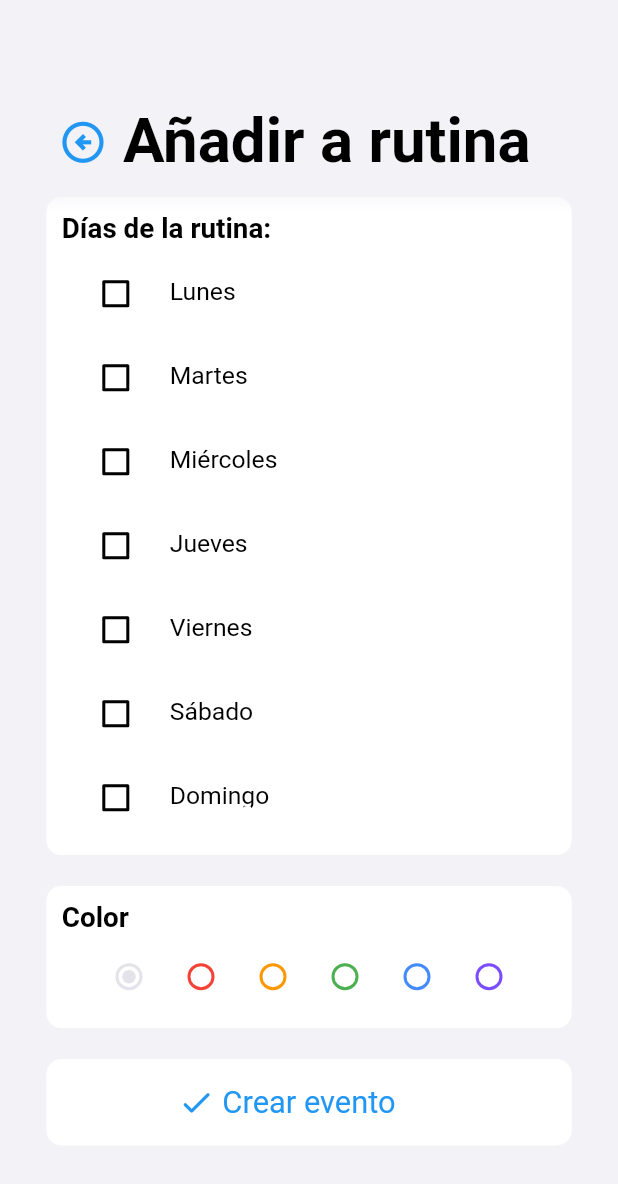
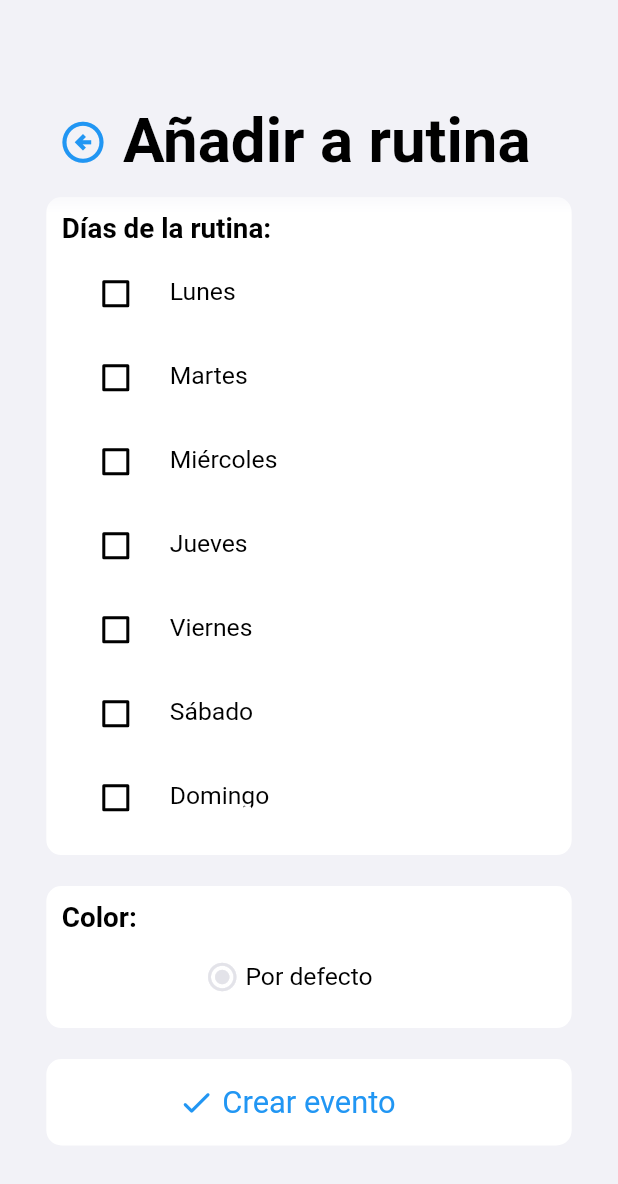
Before and after one commit to joaquinsolla/Simplex, a Flutter app: the AddRoutineElement screen opened by its route, scrolled down 561 dp, on a phone screen of 412 x 824 dp. Shown: the top 1184 px of the screen. Run offline on Flutter 3.47's test engine with Material 2 defaults, Android fonts, the phone set to English and light mode, and no system bars; our stand-ins replace bottom_navy_bar, cloud_firestore, firebase_auth, firebase_core, flutter_local_notifications, focused_menu and 4 more; accounts and stored records are empty.

Commit message:
Updated color picker

```diff
--- a/lib/pages/events/add_event.dart
+++ b/lib/pages/events/add_event.dart
@@ -452,7 +452,7 @@ class _AddEventState extends State<AddEvent> {
                   true
               ),
             ]),
-            if(!routineEvent) FormSeparator(),
+            FormSeparator(),
             if(!routineEvent) FormContainer([
               FormCustomField(
                   'Notificaciones',
@@ -634,7 +634,7 @@ class _AddEventState extends State<AddEvent> {
                   ],
                   true),
             ]),
-            FormSeparator(),
+            if(!routineEvent) FormSeparator(),
             MainButton(
                 Icons.check_rounded,
                 colorSpecialItem,
--- a/lib/pages/routines/add_routine_element.dart
+++ b/lib/pages/routines/add_routine_element.dart
@@ -382,18 +382,20 @@ class _AddRoutineElementState extends State<AddRoutineElement> {
             ]),
             FormSeparator(),
 
-            if(!isNote) FormContainer(
-                [FormCustomField(
-                    'Color',
-                    [Container(
-                      alignment: Alignment.center,
-                      child: Wrap(children: [
+            if(!isNote) FormContainer([
+              FormColorPicker(
+                  context,
+                  'Color:',
+                  'Color del evento:',
+                  eventColor,
+                  [
                     Theme(
                       data: Theme.of(context).copyWith(
                         unselectedWidgetColor: colorThirdBackground,
                         disabledColor: colorThirdBackground,
                       ),
-                            child: Radio(
+                      child: RadioListTile(
+                        title: Text('Por defecto', style: TextStyle(color: colorMainText),),
                         value: -1,
                         groupValue: eventColor,
                         activeColor: colorThirdBackground,
@@ -401,15 +403,17 @@ class _AddRoutineElementState extends State<AddRoutineElement> {
                           setState(() {
                             eventColor = val as int;
                           });
+                          Navigator.pop(context);
                         },
-                            )
+                      ),
                     ),
                     Theme(
                       data: Theme.of(context).copyWith(
                         unselectedWidgetColor: const Color(0xffF44336),
                         disabledColor: const Color(0xffF44336),
                       ),
-                          child: Radio(
+                      child: RadioListTile(
+                        title: Text('Rojo', style: TextStyle(color: colorMainText)),
                         value: 0xffF44336,
                         groupValue: eventColor,
                         activeColor: const Color(0xffF44336),
@@ -417,6 +421,7 @@ class _AddRoutineElementState extends State<AddRoutineElement> {
                           setState(() {
                             eventColor = val as int;
                           });
+                          Navigator.pop(context);
                         },
                       ),
                     ),
@@ -425,7 +430,8 @@ class _AddRoutineElementState extends State<AddRoutineElement> {
                         unselectedWidgetColor: const Color(0xffFF9800),
                         disabledColor: const Color(0xffFF9800),
                       ),
-                          child: Radio(
+                      child: RadioListTile(
+                        title: Text('Naranja', style: TextStyle(color: colorMainText)),
                         value: 0xffFF9800,
                         groupValue: eventColor,
                         activeColor: const Color(0xffFF9800),
@@ -433,6 +439,25 @@ class _AddRoutineElementState extends State<AddRoutineElement> {
                           setState(() {
                             eventColor = val as int;
                           });
+                          Navigator.pop(context);
+                        },
+                      ),
+                    ),
+                    Theme(
+                      data: Theme.of(context).copyWith(
+                        unselectedWidgetColor: const Color(0xffFFCC00),
+                        disabledColor: const Color(0xffFFCC00),
+                      ),
+                      child: RadioListTile(
+                        title: Text('Amarillo', style: TextStyle(color: colorMainText)),
+                        value: 0xffFFCC00,
+                        groupValue: eventColor,
+                        activeColor: const Color(0xffFFCC00),
+                        onChanged: (val) {
+                          setState(() {
+                            eventColor = val as int;
+                          });
+                          Navigator.pop(context);
                         },
                       ),
                     ),
@@ -441,7 +466,8 @@ class _AddRoutineElementState extends State<AddRoutineElement> {
                         unselectedWidgetColor: const Color(0xff4CAF50),
                         disabledColor: const Color(0xff4CAF50),
                       ),
-                          child: Radio(
+                      child: RadioListTile(
+                        title: Text('Verde', style: TextStyle(color: colorMainText)),
                         value: 0xff4CAF50,
                         groupValue: eventColor,
                         activeColor: const Color(0xff4CAF50),
@@ -449,6 +475,7 @@ class _AddRoutineElementState extends State<AddRoutineElement> {
                           setState(() {
                             eventColor = val as int;
                           });
+                          Navigator.pop(context);
                         },
                       ),
                     ),
@@ -457,7 +484,8 @@ class _AddRoutineElementState extends State<AddRoutineElement> {
                         unselectedWidgetColor: const Color(0xff448AFF),
                         disabledColor: const Color(0xff448AFF),
                       ),
-                          child: Radio(
+                      child: RadioListTile(
+                        title: Text('Azul', style: TextStyle(color: colorMainText)),
                         value: 0xff448AFF,
                         groupValue: eventColor,
                         activeColor: const Color(0xff448AFF),
@@ -465,6 +493,7 @@ class _AddRoutineElementState extends State<AddRoutineElement> {
                           setState(() {
                             eventColor = val as int;
                           });
+                          Navigator.pop(context);
                         },
                       ),
                     ),
@@ -473,7 +502,8 @@ class _AddRoutineElementState extends State<AddRoutineElement> {
                         unselectedWidgetColor: const Color(0xff7C4DFF),
                         disabledColor: const Color(0xff7C4DFF),
                       ),
-                          child: Radio(
+                      child: RadioListTile(
+                        title: Text('Violeta', style: TextStyle(color: colorMainText)),
                         value: 0xff7C4DFF,
                         groupValue: eventColor,
                         activeColor: const Color(0xff7C4DFF),
@@ -481,14 +511,14 @@ class _AddRoutineElementState extends State<AddRoutineElement> {
                           setState(() {
                             eventColor = val as int;
                           });
+                          Navigator.pop(context);
                         },
                       ),
                     ),
-                      ],),
-                    )],
+                  ],
                   true
-                ),]
               ),
+            ]),
             if(!isNote) FormSeparator(),
 
             if(!isNote) MainButton(
```
Also changed, not shown: lib/pages/events/edit_event.dart (+49 -18 lines). Lines whose indentation alone changed are shown as unchanged.
